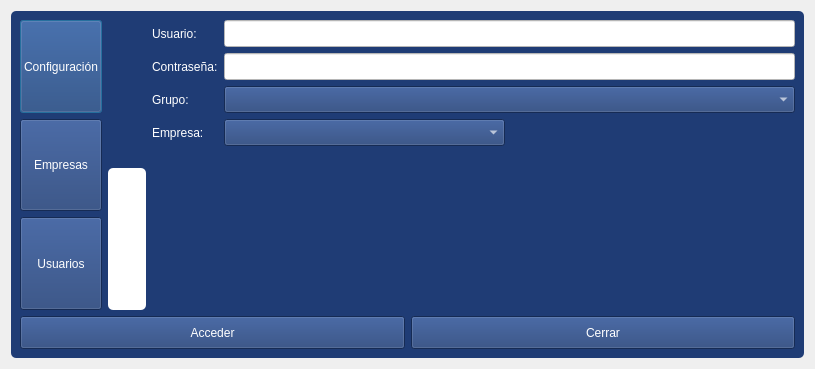
Old version of the form login.ui in the repository arcnexus/RedFoX.
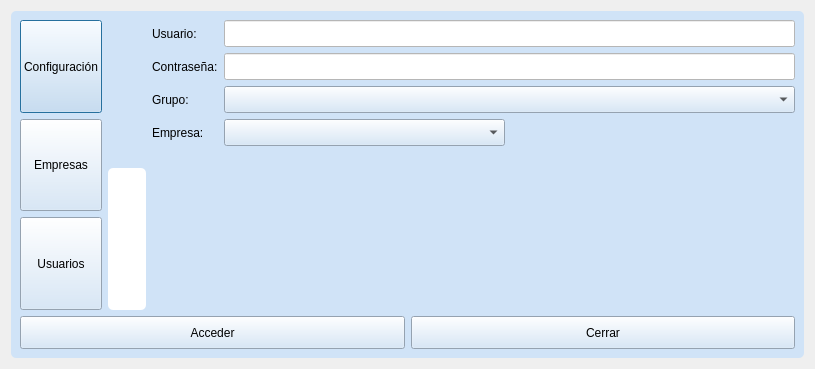
New version of the form. Icons and pictures are not drawn.

```diff
--- a/login.ui
+++ b/login.ui
@@ -38,7 +38,7 @@
   <property name="styleSheet">
    <string notr="true">QFrame {
     border-radius: 5px;
-    background-color: rgb(175,195,225);
+    background-color: rgb(208, 227, 247);
 }</string>
   </property>
   <property name="modal">
@@ -60,7 +60,7 @@
       </size>
      </property>
      <property name="styleSheet">
-      <string notr="true">background-color: rgb(31, 60, 117);</string>
+      <string notr="true">background-color: rgb(208, 227, 247);</string>
      </property>
      <property name="frameShape">
       <enum>QFrame::StyledPanel</enum>
@@ -83,7 +83,7 @@
            </sizepolicy>
           </property>
           <property name="styleSheet">
-           <string notr="true">color: rgb(255,255,255);</string>
+           <string notr="true">color: rgb(0,0,0);</string>
           </property>
           <property name="text">
            <string>Configuración</string>
@@ -115,7 +115,7 @@
            </size>
           </property>
           <property name="styleSheet">
-           <string notr="true">color: rgb(255,255,255);</string>
+           <string notr="true">color: rgb(0,0,0);</string>
           </property>
           <property name="text">
            <string>Empresas</string>
@@ -141,7 +141,7 @@
            </sizepolicy>
           </property>
           <property name="styleSheet">
-           <string notr="true">color: rgb(255,255,255);</string>
+           <string notr="true">color: rgb(0,0,0);</string>
           </property>
           <property name="text">
            <string>Usuarios</string>
@@ -255,54 +255,54 @@
              <colorrole role="WindowText">
               <brush brushstyle="SolidPattern">
                <color alpha="255">
-                <red>255</red>
-                <green>255</green>
-                <blue>255</blue>
+                <red>0</red>
+                <green>0</green>
+                <blue>0</blue>
                </color>
               </brush>
              </colorrole>
              <colorrole role="Button">
               <brush brushstyle="SolidPattern">
                <color alpha="255">
-                <red>31</red>
-                <green>60</green>
-                <blue>117</blue>
+                <red>208</red>
+                <green>227</green>
+                <blue>247</blue>
                </color>
               </brush>
              </colorrole>
              <colorrole role="Text">
               <brush brushstyle="SolidPattern">
                <color alpha="255">
-                <red>255</red>
-                <green>255</green>
-                <blue>255</blue>
+                <red>0</red>
+                <green>0</green>
+                <blue>0</blue>
                </color>
               </brush>
              </colorrole>
              <colorrole role="ButtonText">
               <brush brushstyle="SolidPattern">
                <color alpha="255">
-                <red>255</red>
-                <green>255</green>
-                <blue>255</blue>
+                <red>0</red>
+                <green>0</green>
+                <blue>0</blue>
                </color>
               </brush>
              </colorrole>
              <colorrole role="Base">
               <brush brushstyle="SolidPattern">
                <color alpha="255">
-                <red>31</red>
-                <green>60</green>
-                <blue>117</blue>
+                <red>208</red>
+                <green>227</green>
+                <blue>247</blue>
                </color>
               </brush>
              </colorrole>
              <colorrole role="Window">
               <brush brushstyle="SolidPattern">
                <color alpha="255">
-                <red>31</red>
-                <green>60</green>
-                <blue>117</blue>
+                <red>208</red>
+                <green>227</green>
+                <blue>247</blue>
                </color>
               </brush>
              </colorrole>
@@ -311,54 +311,54 @@
              <colorrole role="WindowText">
               <brush brushstyle="SolidPattern">
                <color alpha="255">
-                <red>255</red>
-                <green>255</green>
-                <blue>255</blue>
+                <red>0</red>
+                <green>0</green>
+                <blue>0</blue>
                </color>
               </brush>
              </colorrole>
              <colorrole role="Button">
               <brush brushstyle="SolidPattern">
                <color alpha="255">
-                <red>31</red>
-                <green>60</green>
-                <blue>117</blue>
+                <red>208</red>
+                <green>227</green>
+                <blue>247</blue>
                </color>
               </brush>
              </colorrole>
              <colorrole role="Text">
               <brush brushstyle="SolidPattern">
                <color alpha="255">
-                <red>255</red>
-                <green>255</green>
-                <blue>255</blue>
+                <red>0</red>
+                <green>0</green>
+                <blue>0</blue>
                </color>
               </brush>
              </colorrole>
              <colorrole role="ButtonText">
               <brush brushstyle="SolidPattern">
                <color alpha="255">
-                <red>255</red>
-                <green>255</green>
-                <blue>255</blue>
+                <red>0</red>
+                <green>0</green>
+                <blue>0</blue>
                </color>
               </brush>
              </colorrole>
              <colorrole role="Base">
               <brush brushstyle="SolidPattern">
                <color alpha="255">
-                <red>31</red>
-                <green>60</green>
-                <blue>117</blue>
+                <red>208</red>
+                <green>227</green>
+                <blue>247</blue>
                </color>
               </brush>
              </colorrole>
              <colorrole role="Window">
               <brush brushstyle="SolidPattern">
                <color alpha="255">
-                <red>31</red>
-                <green>60</green>
-                <blue>117</blue>
+                <red>208</red>
+                <green>227</green>
+                <blue>247</blue>
                </color>
               </brush>
              </colorrole>
@@ -367,54 +367,54 @@
              <colorrole role="WindowText">
               <brush brushstyle="SolidPattern">
                <color alpha="255">
-                <red>255</red>
-                <green>255</green>
-                <blue>255</blue>
+                <red>0</red>
+                <green>0</green>
+                <blue>0</blue>
                </color>
               </brush>
              </colorrole>
              <colorrole role="Button">
               <brush brushstyle="SolidPattern">
                <color alpha="255">
-                <red>31</red>
-                <green>60</green>
-                <blue>117</blue>
+                <red>208</red>
+                <green>227</green>
+                <blue>247</blue>
                </color>
               </brush>
              </colorrole>
              <colorrole role="Text">
               <brush brushstyle="SolidPattern">
                <color alpha="255">
-                <red>255</red>
-                <green>255</green>
-                <blue>255</blue>
+                <red>0</red>
+                <green>0</green>
+                <blue>0</blue>
                </color>
               </brush>
              </colorrole>
              <colorrole role="ButtonText">
               <brush brushstyle="SolidPattern">
                <color alpha="255">
-                <red>255</red>
-                <green>255</green>
-                <blue>255</blue>
+                <red>0</red>
+                <green>0</green>
+                <blue>0</blue>
                </color>
               </brush>
              </colorrole>
              <colorrole role="Base">
               <brush brushstyle="SolidPattern">
                <color alpha="255">
-                <red>31</red>
-                <green>60</green>
-                <blue>117</blue>
+                <red>208</red>
+                <green>227</green>
+                <blue>247</blue>
                </color>
               </brush>
              </colorrole>
              <colorrole role="Window">
               <brush brushstyle="SolidPattern">
                <color alpha="255">
-                <red>31</red>
-                <green>60</green>
-                <blue>117</blue>
+                <red>208</red>
+                <green>227</green>
+                <blue>247</blue>
                </color>
               </brush>
              </colorrole>
@@ -422,7 +422,7 @@
            </palette>
           </property>
           <property name="styleSheet">
-           <string notr="true">color: rgb(255, 255, 255);</string>
+           <string notr="true">color: rgb(0,0,0);</string>
           </property>
           <property name="text">
            <string>Usuario:</string>
@@ -437,54 +437,54 @@
              <colorrole role="WindowText">
               <brush brushstyle="SolidPattern">
                <color alpha="255">
-                <red>255</red>
-                <green>255</green>
-                <blue>255</blue>
+                <red>0</red>
+                <green>0</green>
+                <blue>0</blue>
                </color>
               </brush>
              </colorrole>
              <colorrole role="Button">
               <brush brushstyle="SolidPattern">
                <color alpha="255">
-                <red>31</red>
-                <green>60</green>
-                <blue>117</blue>
+                <red>208</red>
+                <green>227</green>
+                <blue>247</blue>
                </color>
               </brush>
              </colorrole>
              <colorrole role="Text">
               <brush brushstyle="SolidPattern">
                <color alpha="255">
-                <red>255</red>
-                <green>255</green>
-                <blue>255</blue>
+                <red>0</red>
+                <green>0</green>
+                <blue>0</blue>
                </color>
               </brush>
              </colorrole>
              <colorrole role="ButtonText">
               <brush brushstyle="SolidPattern">
                <color alpha="255">
-                <red>255</red>
-                <green>255</green>
-                <blue>255</blue>
+                <red>0</red>
+                <green>0</green>
+                <blue>0</blue>
                </color>
               </brush>
              </colorrole>
              <colorrole role="Base">
               <brush brushstyle="SolidPattern">
                <color alpha="255">
-                <red>31</red>
-                <green>60</green>
-                <blue>117</blue>
+                <red>208</red>
+                <green>227</green>
+                <blue>247</blue>
                </color>
               </brush>
              </colorrole>
              <colorrole role="Window">
               <brush brushstyle="SolidPattern">
                <color alpha="255">
-                <red>31</red>
-                <green>60</green>
-                <blue>117</blue>
+                <red>208</red>
+                <green>227</green>
+                <blue>247</blue>
                </color>
               </brush>
              </colorrole>
@@ -493,54 +493,54 @@
              <colorrole role="WindowText">
               <brush brushstyle="SolidPattern">
                <color alpha="255">
-                <red>255</red>
-                <green>255</green>
-                <blue>255</blue>
+                <red>0</red>
+                <green>0</green>
+                <blue>0</blue>
                </color>
               </brush>
              </colorrole>
              <colorrole role="Button">
               <brush brushstyle="SolidPattern">
                <color alpha="255">
-                <red>31</red>
-                <green>60</green>
-                <blue>117</blue>
+                <red>208</red>
+                <green>227</green>
+                <blue>247</blue>
                </color>
               </brush>
              </colorrole>
              <colorrole role="Text">
               <brush brushstyle="SolidPattern">
                <color alpha="255">
-                <red>255</red>
-                <green>255</green>
-                <blue>255</blue>
+                <red>0</red>
+                <green>0</green>
+                <blue>0</blue>
                </color>
               </brush>
              </colorrole>
              <colorrole role="ButtonText">
               <brush brushstyle="SolidPattern">
                <color alpha="255">
-                <red>255</red>
-                <green>255</green>
-                <blue>255</blue>
+                <red>0</red>
+                <green>0</green>
+                <blue>0</blue>
                </color>
               </brush>
              </colorrole>
              <colorrole role="Base">
               <brush brushstyle="SolidPattern">
                <color alpha="255">
-                <red>31</red>
-                <green>60</green>
-                <blue>117</blue>
+                <red>208</red>
+                <green>227</green>
+                <blue>247</blue>
                </color>
               </brush>
              </colorrole>
              <colorrole role="Window">
               <brush brushstyle="SolidPattern">
                <color alpha="255">
-                <red>31</red>
-                <green>60</green>
-                <blue>117</blue>
+                <red>208</red>
+                <green>227</green>
+                <blue>247</blue>
                </color>
               </brush>
              </colorrole>
@@ -549,54 +549,54 @@
              <colorrole role="WindowText">
               <brush brushstyle="SolidPattern">
                <color alpha="255">
-                <red>255</red>
-                <green>255</green>
-                <blue>255</blue>
+                <red>0</red>
+                <green>0</green>
+                <blue>0</blue>
                </color>
               </brush>
              </colorrole>
              <colorrole role="Button">
               <brush brushstyle="SolidPattern">
                <color alpha="255">
-                <red>31</red>
-                <green>60</green>
-                <blue>117</blue>
+                <red>208</red>
+                <green>227</green>
+                <blue>247</blue>
                </color>
               </brush>
              </colorrole>
              <colorrole role="Text">
               <brush brushstyle="SolidPattern">
                <color alpha="255">
-                <red>255</red>
-                <green>255</green>
-                <blue>255</blue>
+                <red>0</red>
+                <green>0</green>
+                <blue>0</blue>
                </color>
               </brush>
              </colorrole>
              <colorrole role="ButtonText">
               <brush brushstyle="SolidPattern">
                <color alpha="255">
-                <red>255</red>
-                <green>255</green>
-                <blue>255</blue>
+                <red>0</red>
+                <green>0</green>
+                <blue>0</blue>
                </color>
               </brush>
              </colorrole>
              <colorrole role="Base">
               <brush brushstyle="SolidPattern">
                <color alpha="255">
-                <red>31</red>
-                <green>60</green>
-                <blue>117</blue>
+                <red>208</red>
+                <green>227</green>
+                <blue>247</blue>
                </color>
               </brush>
              </colorrole>
              <colorrole role="Window">
               <brush brushstyle="SolidPattern">
                <color alpha="255">
-                <red>31</red>
-                <green>60</green>
-                <blue>117</blue>
+                <red>208</red>
+                <green>227</green>
+                <blue>247</blue>
                </color>
               </brush>
              </colorrole>
@@ -604,7 +604,7 @@
            </palette>
           </property>
           <property name="styleSheet">
-           <string notr="true">color: rgb(255, 255, 255);</string>
+           <string notr="true">color: rgb(0,0,0);</string>
           </property>
           <property name="text">
            <string>Contraseña:</string>
@@ -658,7 +658,7 @@
            </size>
           </property>
           <property name="styleSheet">
-           <string notr="true">color: rgb(255, 255, 255);</string>
+           <string notr="true">color: rgb(0,0,0);</string>
           </property>
           <property name="editable">
            <bool>false</bool>
@@ -679,54 +679,54 @@
              <colorrole role="WindowText">
               <brush brushstyle="SolidPattern">
                <color alpha="255">
-                <red>255</red>
-                <green>255</green>
-                <blue>255</blue>
+                <red>0</red>
+                <green>0</green>
+                <blue>0</blue>
                </color>
               </brush>
              </colorrole>
              <colorrole role="Button">
               <brush brushstyle="SolidPattern">
                <color alpha="255">
-                <red>31</red>
-                <green>60</green>
-                <blue>117</blue>
+                <red>208</red>
+                <green>227</green>
+                <blue>247</blue>
                </color>
               </brush>
              </colorrole>
              <colorrole role="Text">
               <brush brushstyle="SolidPattern">
                <color alpha="255">
-                <red>255</red>
-                <green>255</green>
-                <blue>255</blue>
+                <red>0</red>
+                <green>0</green>
+                <blue>0</blue>
                </color>
               </brush>
              </colorrole>
              <colorrole role="ButtonText">
               <brush brushstyle="SolidPattern">
                <color alpha="255">
-                <red>255</red>
-                <green>255</green>
-                <blue>255</blue>
+                <red>0</red>
+                <green>0</green>
+                <blue>0</blue>
                </color>
               </brush>
              </colorrole>
              <colorrole role="Base">
               <brush brushstyle="SolidPattern">
                <color alpha="255">
-                <red>31</red>
-                <green>60</green>
-                <blue>117</blue>
+                <red>208</red>
+                <green>227</green>
+                <blue>247</blue>
                </color>
               </brush>
              </colorrole>
              <colorrole role="Window">
               <brush brushstyle="SolidPattern">
                <color alpha="255">
-                <red>31</red>
-                <green>60</green>
-                <blue>117</blue>
+                <red>208</red>
+                <green>227</green>
+                <blue>247</blue>
                </color>
               </brush>
              </colorrole>
@@ -735,54 +735,54 @@
              <colorrole role="WindowText">
               <brush brushstyle="SolidPattern">
                <color alpha="255">
-                <red>255</red>
-                <green>255</green>
-                <blue>255</blue>
+                <red>0</red>
+                <green>0</green>
+                <blue>0</blue>
                </color>
               </brush>
              </colorrole>
              <colorrole role="Button">
               <brush brushstyle="SolidPattern">
                <color alpha="255">
-                <red>31</red>
-                <green>60</green>
-                <blue>117</blue>
+                <red>208</red>
+                <green>227</green>
+                <blue>247</blue>
                </color>
               </brush>
              </colorrole>
              <colorrole role="Text">
               <brush brushstyle="SolidPattern">
                <color alpha="255">
-                <red>255</red>
-                <green>255</green>
-                <blue>255</blue>
+                <red>0</red>
+                <green>0</green>
+                <blue>0</blue>
                </color>
               </brush>
              </colorrole>
              <colorrole role="ButtonText">
               <brush brushstyle="SolidPattern">
                <color alpha="255">
-                <red>255</red>
-                <green>255</green>
-                <blue>255</blue>
+                <red>0</red>
+                <green>0</green>
+                <blue>0</blue>
                </color>
               </brush>
              </colorrole>
              <colorrole role="Base">
               <brush brushstyle="SolidPattern">
                <color alpha="255">
-                <red>31</red>
-                <green>60</green>
-                <blue>117</blue>
+                <red>208</red>
+                <green>227</green>
+                <blue>247</blue>
                </color>
               </brush>
              </colorrole>
              <colorrole role="Window">
               <brush brushstyle="SolidPattern">
                <color alpha="255">
-                <red>31</red>
-                <green>60</green>
-                <blue>117</blue>
+                <red>208</red>
+                <green>227</green>
+                <blue>247</blue>
                </color>
               </brush>
              </colorrole>
@@ -791,54 +791,54 @@
              <colorrole role="WindowText">
               <brush brushstyle="SolidPattern">
                <color alpha="255">
-                <red>255</red>
-                <green>255</green>
-                <blue>255</blue>
+                <red>0</red>
+                <green>0</green>
+                <blue>0</blue>
                </color>
               </brush>
              </colorrole>
              <colorrole role="Button">
               <brush brushstyle="SolidPattern">
                <color alpha="255">
-                <red>31</red>
-                <green>60</green>
-                <blue>117</blue>
+                <red>208</red>
+                <green>227</green>
+                <blue>247</blue>
                </color>
               </brush>
              </colorrole>
              <colorrole role="Text">
               <brush brushstyle="SolidPattern">
                <color alpha="255">
-                <red>255</red>
-                <green>255</green>
-                <blue>255</blue>
+                <red>0</red>
+                <green>0</green>
+                <blue>0</blue>
                </color>
               </brush>
              </colorrole>
              <colorrole role="ButtonText">
               <brush brushstyle="SolidPattern">
                <color alpha="255">
-                <red>255</red>
-                <green>255</green>
-                <blue>255</blue>
+                <red>0</red>
+                <green>0</green>
+                <blue>0</blue>
                </color>
               </brush>
              </colorrole>
              <colorrole role="Base">
               <brush brushstyle="SolidPattern">
                <color alpha="255">
-                <red>31</red>
-                <green>60</green>
-                <blue>117</blue>
+                <red>208</red>
+                <green>227</green>
+                <blue>247</blue>
                </color>
               </brush>
              </colorrole>
              <colorrole role="Window">
               <brush brushstyle="SolidPattern">
                <color alpha="255">
-                <red>31</red>
-                <green>60</green>
-                <blue>117</blue>
+                <red>208</red>
+                <green>227</green>
+                <blue>247</blue>
                </color>
               </brush>
              </colorrole>
@@ -846,7 +846,7 @@
            </palette>
           </property>
           <property name="styleSheet">
-           <string notr="true">color: rgb(255, 255, 255);</string>
+           <string notr="true">color: rgb(0,0,0);</string>
           </property>
           <property name="text">
            <string>Empresa:</string>
@@ -875,7 +875,7 @@
         <item row="2" column="0">
          <widget class="QLabel" name="label_8">
           <property name="styleSheet">
-           <string notr="true">color: rgb(255, 255, 255);</string>
+           <string notr="true">color: rgb(0,0,0);</string>
           </property>
           <property name="text">
            <string>Grupo:</string>
@@ -891,7 +891,7 @@
            </size>
           </property>
           <property name="styleSheet">
-           <string notr="true">color: rgb(255, 255, 255);</string>
+           <string notr="true">color: rgb(0,0,0);</string>
           </property>
          </widget>
         </item>
@@ -908,7 +908,7 @@
            </size>
           </property>
           <property name="styleSheet">
-           <string notr="true">color: rgb(255,255,255);</string>
+           <string notr="true">color: rgb(0,0,0);</string>
           </property>
           <property name="text">
            <string>Acceder</string>
@@ -924,7 +924,7 @@
            </size>
           </property>
           <property name="styleSheet">
-           <string notr="true">color: rgb(255,255,255);</string>
+           <string notr="true">color: rgb(0,0,0);</string>
           </property>
           <property name="text">
            <string>Cerrar</string>
```
Left out of the diff: 4 changed lines with no effect on the pictures.
